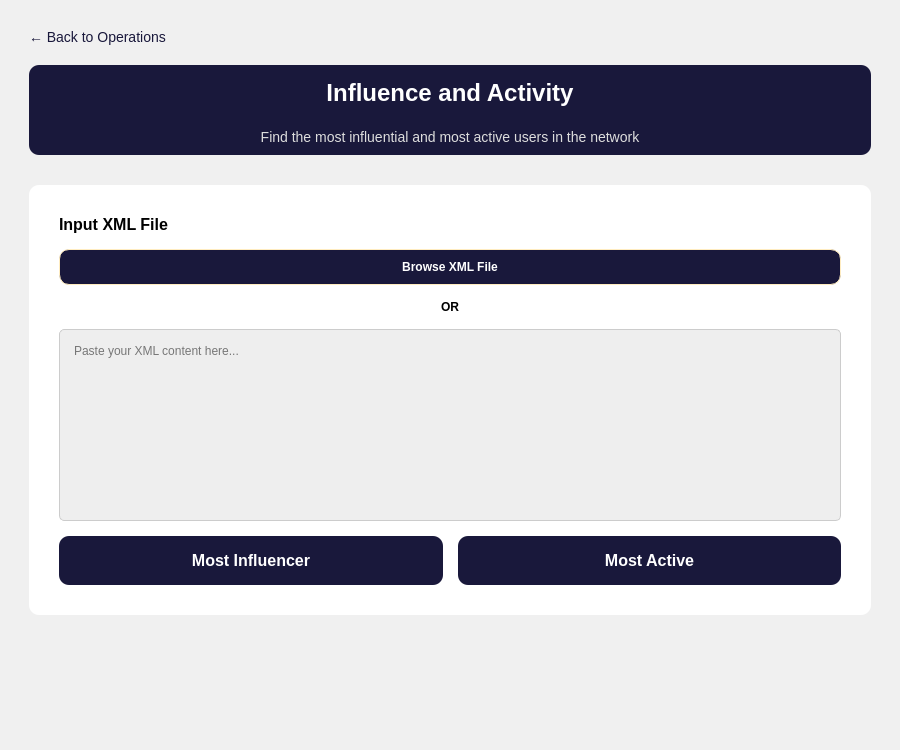
amr10w/ILoveXML, file src/UI/pages/influence_activity_page.ui: the form before one commit.
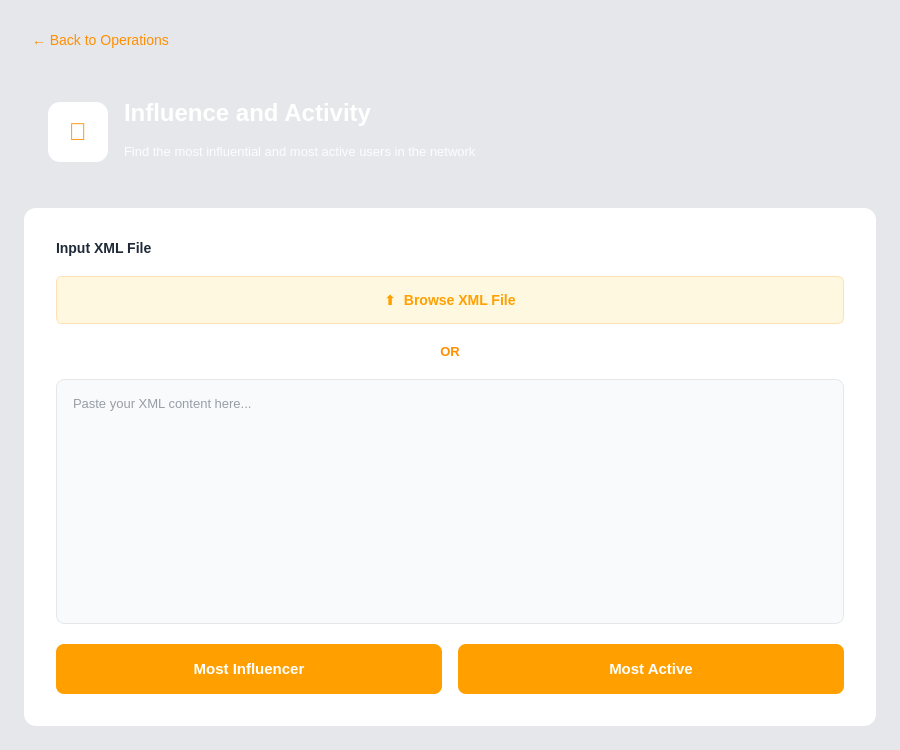
The form after the commit.

Commit message: fix Back to Operations button in all operations pages

The edit to the form file:
```diff
--- a/src/UI/pages/influence_activity_page.ui
+++ b/src/UI/pages/influence_activity_page.ui
@@ -15,114 +15,162 @@
   </property>
   <property name="styleSheet">
    <string notr="true">
-    /* Global Background */
-    QWidget { background-color: #f0f0f0; font-family: 'Segoe UI', sans-serif; }
+/* Global styles */
+QWidget {
+    background-color: #e5e7eb;
+}
+QLabel {
+    background-color: transparent;
+}
 
-    /* Scroll Area */
-    QScrollArea { border: none; background-color: transparent; }
-    QWidget#scrollAreaWidgetContents { background-color: transparent; }
+/* Specific styling for scroll area's content wrapper */
+QWidget#scrollAreaWidgetContents {
+    background-color: #e5e7eb;
+}
 
-    /* Header Container */
-    QWidget#headerContainer {
-        background-color: #19183B;
-        border-radius: 10px;
-        margin-bottom: 10px;
-    }
-    QLabel#headerTitle {
-        color: white;
-        font-size: 24px;
-        font-weight: bold;
-        background-color: transparent;
-    }
-    QLabel#headerDesc {
-        color: #ddd;
-        font-size: 14px;
-        background-color: transparent;
-    }
+/* Back Button */
+QPushButton#backButton {
+    background-color: transparent;
+    border: none;
+    color: #ff8f00;
+    font-size: 14px;
+    text-align: left;
+    padding: 8px;
+}
 
-    /* Content Container */
-    QWidget#contentContainer {
-        background-color: white;
-        border-radius: 10px;
-    }
+QPushButton#backButton:hover {
+    background-color: rgba(255, 143, 0, 0.1);
+    border-radius: 6px;
+    text-decoration: none;
+}
 
-    /* Input Label */
-    QLabel#inputLabel {
-        font-weight: bold;
-        font-size: 16px;
-        color: black;
-        background-color: transparent;
-    }
+/* Header Widget (Gradient Amber/Gold) */
+QWidget#headerWidget {
+    background: qlineargradient(x1:0, y1:0, x2:1, y2:0,
+                                 stop:0 #ffb300, stop:1 #ff8f00);
+    border-radius: 12px;
+}
 
-    /* Browse Button */
-    QPushButton#browseButton {
-        background-color: #19183B;
-        color: white;
-        border: 1px solid #FFECC0;
-        border-radius: 10px;
-        padding: 10px;
-        font-weight: bold;
-    }
-    QPushButton#browseButton:hover {
-        background-color: black;
-    }
+QLabel#headerTitle {
+    color: white;
+    font-size: 24px;
+    font-weight: bold;
+}
 
-    /* OR Label */
-    QLabel#orLabel {
-        color: black;
-        font-weight: bold;
-        background-color: transparent;
-    }
+QLabel#headerDesc {
+    color: rgba(255, 255, 255, 0.9);
+    font-size: 13px;
+}
 
-    /* Text Edit */
-    QTextEdit {
-        background-color: #EEEEEE;
-        color: black;
-        border: 1px solid #ccc;
-        border-radius: 5px;
-        padding: 10px;
-    }
+/* Content Widget (White Card) */
+QWidget#contentWidget {
+    background-color: white;
+    border-radius: 12px;
+}
 
-    /* Action Buttons */
-    QPushButton#mostInfluencerButton, QPushButton#mostActiveButton {
-        background-color: #19183B;
-        color: white;
-        font-size: 16px;
-        padding: 15px;
-        border-radius: 10px;
-        font-weight: bold;
-    }
-    QPushButton#mostInfluencerButton:hover, QPushButton#mostActiveButton:hover {
-        background-color: black;
-    }
+/* Labels */
+QLabel#inputLabel, QLabel#orLabel {
+    color: #1f2937;
+    font-size: 14px;
+    font-weight: 600;
+}
 
-    /* Back Button */
-    QPushButton#backButton {
-         color: #19183B;
-         background-color: transparent;
-         border: none;
-         font-size: 14px;
-         text-align: left;
-    }
-    QPushButton#backButton:hover {
-         color: black;
-         text-decoration: underline;
-    }
+/* Browse Button */
+QPushButton#browseButton {
+    background-color: #fff8e1;
+    color: #ffa000;
+    border: 1px solid #ffe0b2;
+    border-radius: 6px;
+    padding: 12px 24px;
+    font-size: 14px;
+    font-weight: 500;
+}
+
+QPushButton#browseButton:hover {
+    background-color: #ffe0b2;
+}
+
+/* Input Text Edit */
+QTextEdit#xmlTextEdit {
+    background-color: #f9fafb;
+    border: 1px solid #e5e7eb;
+    border-radius: 8px;
+    padding: 12px;
+    font-family: 'Courier New', monospace;
+    font-size: 13px;
+    color: #374151;
+}
+
+QTextEdit#xmlTextEdit:focus {
+    border: 2px solid #ffb300;
+    background-color: white;
+}
+
+/* Action Buttons */
+QPushButton#mostInfluencerButton, QPushButton#mostActiveButton {
+    background-color: #ffa000;
+    color: white;
+    border: none;
+    border-radius: 8px;
+    padding: 12px 24px;
+    font-size: 15px;
+    font-weight: 600;
+}
+
+QPushButton#mostInfluencerButton:hover, QPushButton#mostActiveButton:hover {
+    background-color: #ff8f00;
+}
+
+/* ScrollBar */
+QScrollBar:vertical {
+    border: none;
+    background: #e0e0e0;
+    width: 10px; 
+    margin: 0px; 
+}
+QScrollBar::handle:vertical {
+    background: #ffb300; 
+    min-height: 20px;
+    border-radius: 5px;
+}
+QScrollBar::handle:vertical:hover {
+    background: #ff8f00; 
+}
+QScrollBar::add-line:vertical, QScrollBar::sub-line:vertical {
+    border: none;
+    background: none;
+    height: 0px; 
+}
+QScrollBar::add-page:vertical, QScrollBar::sub-page:vertical {
+    background: none;
+}
    </string>
   </property>
-  <layout class="QVBoxLayout" name="mainLayout">
-   <property name="leftMargin"><number>20</number></property>
-   <property name="topMargin"><number>20</number></property>
-   <property name="rightMargin"><number>20</number></property>
-   <property name="bottomMargin"><number>20</number></property>
+
+  <layout class="QVBoxLayout" name="rootLayout">
+   <property name="leftMargin"><number>0</number></property>
+   <property name="rightMargin"><number>0</number></property>
+   <property name="topMargin"><number>0</number></property>
+   <property name="bottomMargin"><number>0</number></property>
+
    <item>
     <widget class="QScrollArea" name="scrollArea">
-     <property name="widgetResizable"><bool>true</bool></property>
+     <property name="widgetResizable">
+      <bool>true</bool>
+     </property>
+     <property name="frameShape">
+      <enum>QFrame::NoFrame</enum>
+     </property>
+
      <widget class="QWidget" name="scrollAreaWidgetContents">
-      <layout class="QVBoxLayout" name="scrollLayout">
-       <property name="spacing"><number>20</number></property>
-       
-       <!-- Back Button Row -->
+      <layout class="QVBoxLayout" name="mainLayout">
+       <property name="spacing"><number>16</number></property>
+       <property name="leftMargin"><number>24</number></property>
+       <property name="topMargin"><number>24</number></property>
+       <property name="rightMargin"><number>24</number></property>
+       <property name="bottomMargin"><number>24</number></property>
+
+       <!-- 1. Back Button -->
        <item>
         <widget class="QPushButton" name="backButton">
          <property name="text"><string>← Back to Operations</string></property>
@@ -130,36 +178,70 @@
         </widget>
        </item>
 
-       <!-- Header -->
+       <!-- 2. Header Widget -->
        <item>
-        <widget class="QWidget" name="headerContainer" native="true">
-         <property name="minimumSize"><size><width>0</width><height>100</height></size></property>
-         <layout class="QVBoxLayout" name="headerLayout">
+        <widget class="QWidget" name="headerWidget" native="true">
+         <property name="minimumSize">
+          <size><width>0</width><height>120</height></size>
+         </property>
+         <layout class="QHBoxLayout" name="headerLayout">
+          <property name="spacing"><number>16</number></property>
+          <property name="leftMargin"><number>24</number></property>
+          <property name="topMargin"><number>24</number></property>
+          <property name="rightMargin"><number>24</number></property>
+          <property name="bottomMargin"><number>24</number></property>
+
           <item>
-           <widget class="QLabel" name="headerTitle">
-            <property name="text"><string>Influence and Activity</string></property>
-            <property name="alignment"><set>Qt::AlignCenter</set></property>
+           <widget class="QLabel" name="iconLabel">
+            <property name="minimumSize">
+             <size><width>60</width><height>60</height></size>
+            </property>
+            <property name="maximumSize">
+             <size><width>60</width><height>60</height></size>
+            </property>
+            <property name="styleSheet">
+             <string notr="true">background-color: white; border-radius: 12px; font-size: 24px; font-weight: bold; color: #ff8f00;</string>
+            </property>
+            <property name="text"><string>👑</string></property>
+            <property name="alignment">
+             <set>Qt::AlignCenter</set>
+            </property>
            </widget>
           </item>
+
           <item>
-           <widget class="QLabel" name="headerDesc">
-            <property name="text"><string>Find the most influential and most active users in the network</string></property>
-            <property name="alignment"><set>Qt::AlignCenter</set></property>
-           </widget>
+           <layout class="QVBoxLayout" name="headerTextLayout">
+            <property name="spacing"><number>4</number></property>
+            <item>
+             <widget class="QLabel" name="headerTitle">
+              <property name="text">
+               <string>Influence and Activity</string>
+              </property>
+             </widget>
+            </item>
+            <item>
+             <widget class="QLabel" name="headerDesc">
+              <property name="text">
+               <string>Find the most influential and most active users in the network</string>
+              </property>
+             </widget>
+            </item>
+           </layout>
           </item>
+          <item><spacer name="horizontalSpacer"><property name="orientation"><enum>Qt::Horizontal</enum></property></spacer></item>
          </layout>
         </widget>
        </item>
 
-       <!-- Content -->
+       <!-- 3. Content Widget (White Card) -->
        <item>
-        <widget class="QWidget" name="contentContainer" native="true">
+        <widget class="QWidget" name="contentWidget" native="true">
          <layout class="QVBoxLayout" name="contentLayout">
-          <property name="spacing"><number>15</number></property>
-          <property name="leftMargin"><number>30</number></property>
-          <property name="topMargin"><number>30</number></property>
-          <property name="rightMargin"><number>30</number></property>
-          <property name="bottomMargin"><number>30</number></property>
+          <property name="spacing"><number>20</number></property>
+          <property name="leftMargin"><number>32</number></property>
+          <property name="topMargin"><number>32</number></property>
+          <property name="rightMargin"><number>32</number></property>
+          <property name="bottomMargin"><number>32</number></property>
 
           <item>
            <widget class="QLabel" name="inputLabel">
@@ -169,9 +251,15 @@
 
           <item>
            <widget class="QPushButton" name="browseButton">
-            <property name="text"><string>Browse XML File</string></property>
-            <property name="minimumHeight"><number>50</number></property>
-            <property name="cursor"><cursorShape>PointingHandCursor</cursorShape></property>
+            <property name="minimumSize">
+             <size><width>0</width><height>48</height></size>
+            </property>
+            <property name="cursor">
+             <cursorShape>PointingHandCursor</cursorShape>
+            </property>
+            <property name="text">
+             <string>⬆  Browse XML File</string>
+            </property>
            </widget>
           </item>
 
@@ -179,57 +267,50 @@
            <widget class="QLabel" name="orLabel">
             <property name="text"><string>OR</string></property>
             <property name="alignment"><set>Qt::AlignCenter</set></property>
+            <property name="styleSheet"><string>color: #ff8f00; font-size: 13px;</string></property>
            </widget>
           </item>
 
           <item>
            <widget class="QTextEdit" name="xmlTextEdit">
-            <property name="placeholderText"><string>Paste your XML content here...</string></property>
-            <property name="minimumHeight"><number>200</number></property>
-             <property name="sizePolicy">
-              <sizepolicy hsizetype="Expanding" vsizetype="Expanding">
-               <horstretch>0</horstretch>
-               <verstretch>1</verstretch>
-              </sizepolicy>
-             </property>
+            <property name="minimumSize">
+             <size><width>0</width><height>200</height></size>
+            </property>
+            <property name="placeholderText">
+             <string>Paste your XML content here...</string>
+            </property>
            </widget>
           </item>
 
           <item>
-           <layout class="QHBoxLayout" name="buttonsLayout">
-            <property name="spacing"><number>15</number></property>
-            <item>
-             <widget class="QPushButton" name="mostInfluencerButton">
-              <property name="text"><string>Most Influencer</string></property>
-              <property name="minimumHeight"><number>50</number></property>
-              <property name="cursor"><cursorShape>PointingHandCursor</cursorShape></property>
-             </widget>
-            </item>
-            <item>
-             <widget class="QPushButton" name="mostActiveButton">
-              <property name="text"><string>Most Active</string></property>
-              <property name="minimumHeight"><number>50</number></property>
-              <property name="cursor"><cursorShape>PointingHandCursor</cursorShape></property>
-             </widget>
-            </item>
-           </layout>
+            <layout class="QHBoxLayout" name="buttonsLayout">
+             <property name="spacing"><number>16</number></property>
+             <item>
+              <widget class="QPushButton" name="mostInfluencerButton">
+               <property name="text"><string>Most Influencer</string></property>
+               <property name="minimumSize"><size><width>0</width><height>50</height></size></property>
+               <property name="cursor"><cursorShape>PointingHandCursor</cursorShape></property>
+              </widget>
+             </item>
+             <item>
+              <widget class="QPushButton" name="mostActiveButton">
+               <property name="text"><string>Most Active</string></property>
+               <property name="minimumSize"><size><width>0</width><height>50</height></size></property>
+               <property name="cursor"><cursorShape>PointingHandCursor</cursorShape></property>
+              </widget>
+             </item>
+            </layout>
           </item>
 
          </layout>
         </widget>
        </item>
-       
-       <item>
-        <spacer name="verticalSpacer">
-         <property name="orientation"><enum>Qt::Vertical</enum></property>
-         <property name="sizeHint" stdset="0"><size><width>20</width><height>40</height></size></property>
-        </spacer>
-       </item>
 
       </layout>
      </widget>
     </widget>
    </item>
+
   </layout>
  </widget>
  <resources/>
```
Left out of the diff: 12 changed lines with no effect on the pictures. The commit also changes 21 other files.
